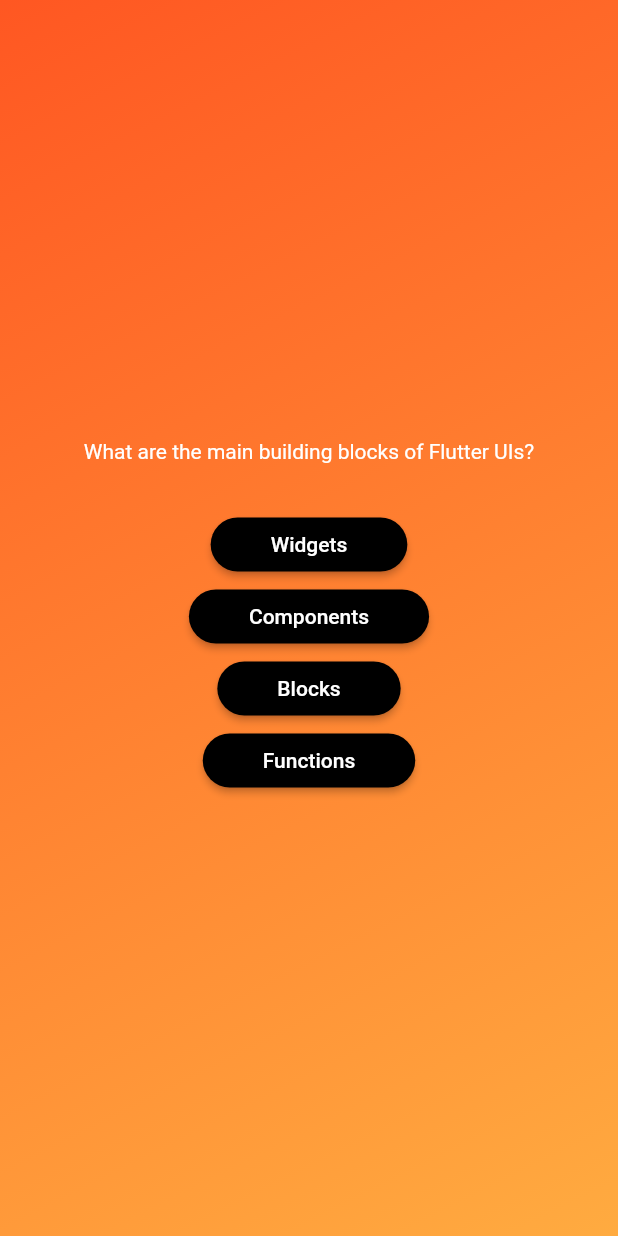
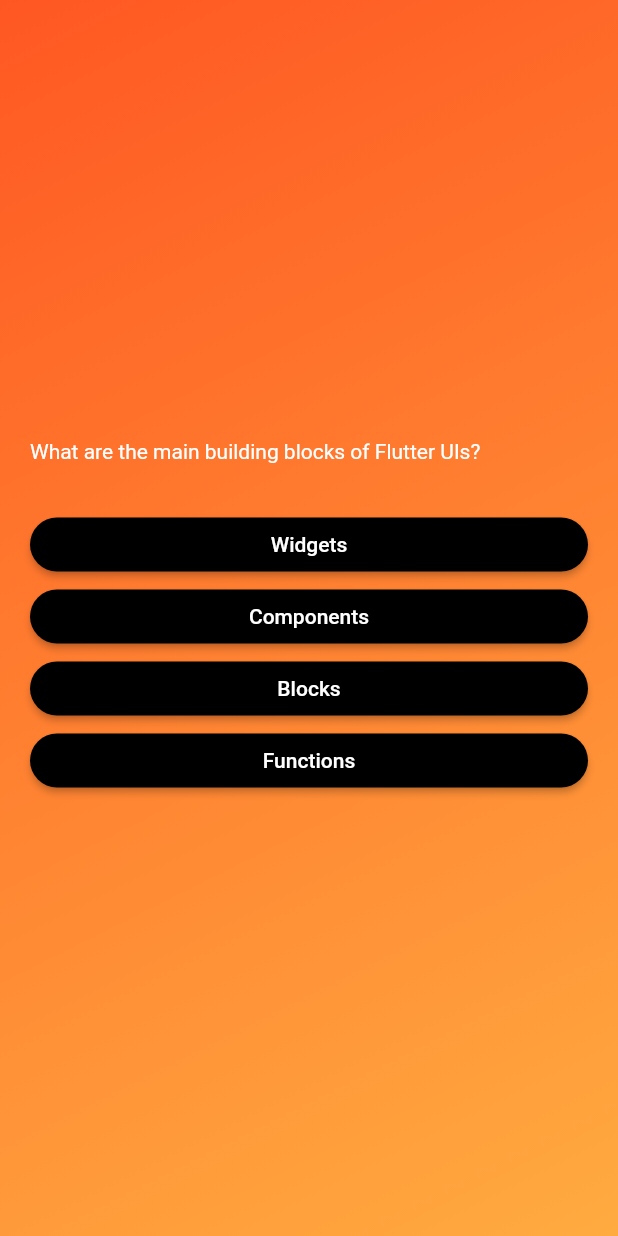
Before and after one commit to PC3961/quiz_app, a Flutter app: the screen it shows after launch, after a tap on "Start Quiz", on a phone screen of 412 x 824 dp. Run offline on Flutter 3.47's test engine with Material 2 defaults, Android fonts, the phone set to English and light mode, and no system bars.

Commit message:
Alignment,Margin and Padding

```diff
--- a/lib/questions_screen.dart
+++ b/lib/questions_screen.dart
@@ -17,7 +17,10 @@ class _QuestionsScreenState extends State<QuestionsScreen> {
     final currentQuestion = questions[0];
     return SizedBox(
       width: double.infinity, // Maximum width possible
-      child: Column(mainAxisAlignment: MainAxisAlignment.center, children: [
+      child: Container(
+        margin: const EdgeInsets.all(20),
+        child: Column(mainAxisAlignment: MainAxisAlignment.center,
+        crossAxisAlignment: CrossAxisAlignment.stretch, children: [
           Text(
             currentQuestion.text,
             style: const TextStyle(
@@ -29,6 +32,7 @@ class _QuestionsScreenState extends State<QuestionsScreen> {
             return AnswerButton(answerText: answer, onTap: () {});
           }),
         ]),
+      ),
     );
   }
 }
```
Lines whose indentation alone changed are shown as unchanged.
